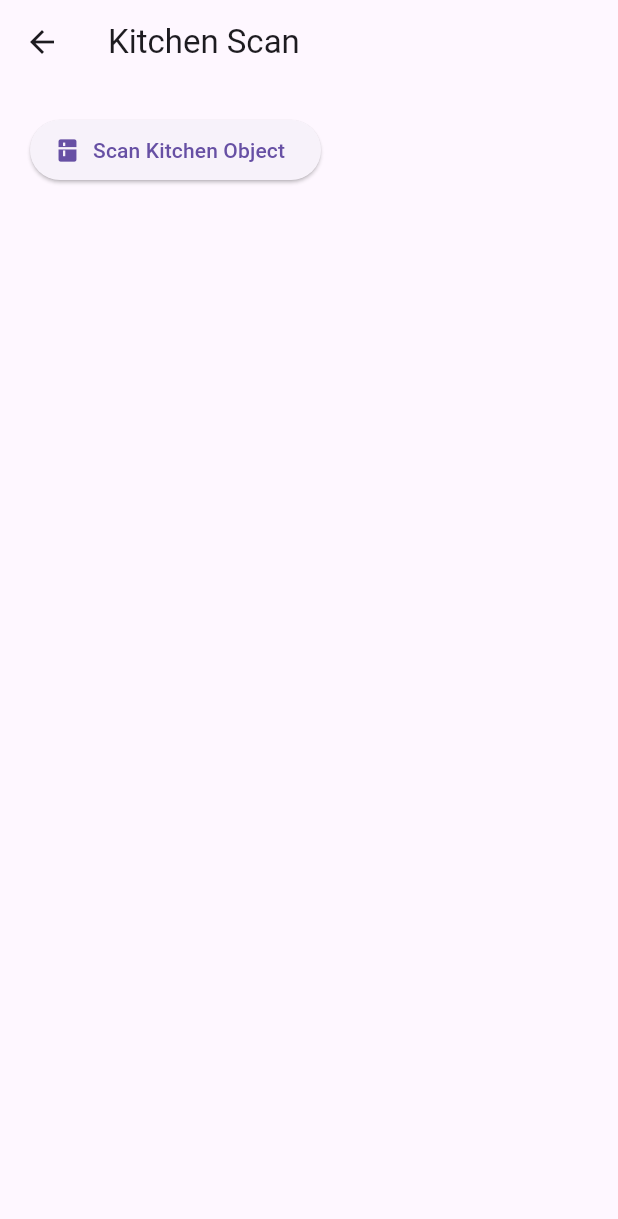
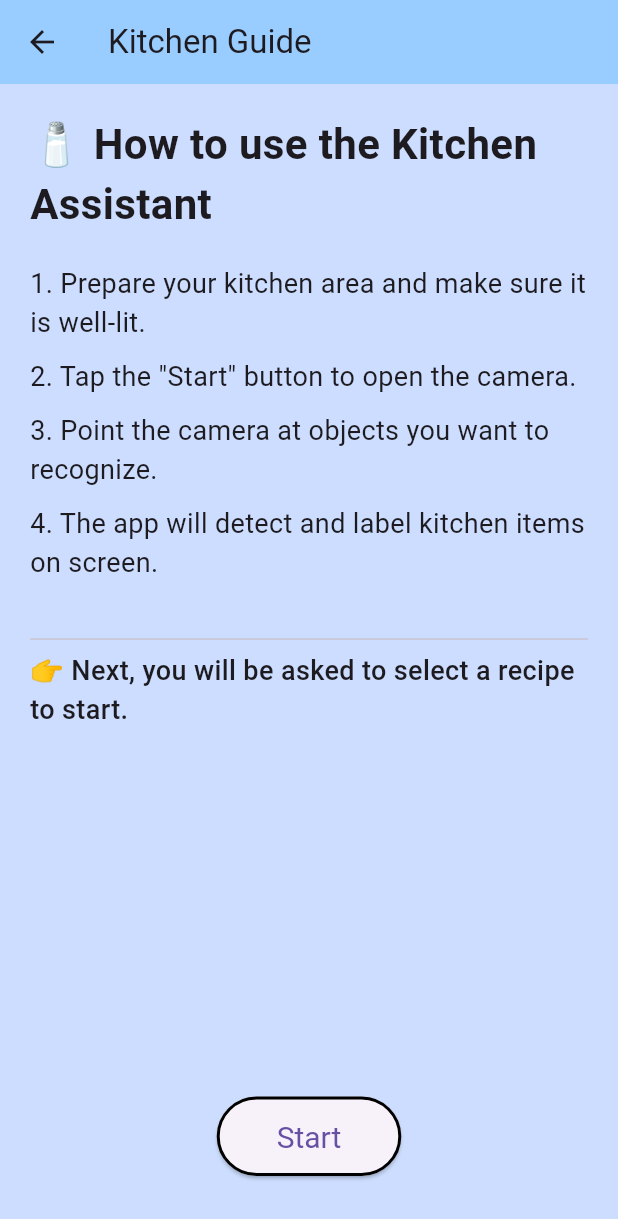
Before and after one commit to lowvisioncapstone/Spring25, a Flutter app: the screen it shows after launch, after a tap on "Kitchen Assistant", on a phone screen of 412 x 824 dp. Shown: the top 1219 px of the screen. Run offline on Flutter 3.47's test engine with Material 3 defaults, Android fonts, the light colour scheme and no system bars; our stand-ins replace flutter_tts, image_picker; network calls fail.

Commit message:
Yangs changes to add user functionality and salad option all to kitchen app part

```diff
--- /dev/null
+++ b/low_vision_app/lib/kitchen_instruction_page.dart
@@ -0,0 +1,75 @@
+import 'package:flutter/material.dart';
+import 'kitchen_recipe_select.dart';
+
+class KitchenInstructionPage extends StatelessWidget {
+  const KitchenInstructionPage({super.key});
+
+  @override
+  Widget build(BuildContext context) {
+    return Scaffold(
+      appBar: AppBar(
+        title: const Text('Kitchen Guide'),
+        backgroundColor: Color(0xFF99ccff),
+      ),
+      backgroundColor: Color(0xFFccddff),
+      body: Padding(
+        padding: const EdgeInsets.all(20),
+        child: Column(
+          crossAxisAlignment: CrossAxisAlignment.start,
+          children: [
+            const Text(
+              '🧂 How to use the Kitchen Assistant',
+              style: TextStyle(fontSize: 28, fontWeight: FontWeight.bold),
+            ),
+            const SizedBox(height: 20),
+            const Text(
+              '1. Prepare your kitchen area and make sure it is well-lit.',
+              style: TextStyle(fontSize: 18),
+            ),
+            const SizedBox(height: 10),
+            const Text(
+              '2. Tap the "Start" button to open the camera.',
+              style: TextStyle(fontSize: 18),
+            ),
+            const SizedBox(height: 10),
+            const Text(
+              '3. Point the camera at objects you want to recognize.',
+              style: TextStyle(fontSize: 18),
+            ),
+            const SizedBox(height: 10),
+            const Text(
+              '4. The app will detect and label kitchen items on screen.',
+              style: TextStyle(fontSize: 18),
+            ),
+            const SizedBox(height: 30),
+            const Divider(),
+            const Text(
+              '👉 Next, you will be asked to select a recipe to start.',
+              style: TextStyle(fontSize: 18, fontWeight: FontWeight.w500),
+            ),
+            const Spacer(),
+            Center(
+              child: ElevatedButton(
+                onPressed: () {
+                  Navigator.pushReplacement(
+                    context,
+                    MaterialPageRoute(
+                      builder: (_) => const KitchenRecipeSelectPage(),
+                    ),
+                  );
+                },
+                style: ElevatedButton.styleFrom(
+                  padding: const EdgeInsets.symmetric(horizontal: 40, vertical: 15),
+                  textStyle: const TextStyle(fontSize: 20),
+                  side: const BorderSide(color: Colors.black, width: 2),
+                ),
+                child: const Text('Start'),
+              ),
+            ),
+            const SizedBox(height: 20),
+          ],
+        ),
+      ),
+    );
+  }
+}
--- a/low_vision_app/lib/main.dart
+++ b/low_vision_app/lib/main.dart
@@ -1,7 +1,7 @@
 import 'package:flutter/material.dart';
 import 'menu_ocr_screen.dart';
 import 'kitchen_scan_screen.dart';
-
+import 'kitchen_instruction_page.dart';
 void main() {
   runApp(const MyApp());
 }
@@ -60,7 +60,7 @@ class ButtonScreen extends StatelessWidget {
                     Navigator.push(
                       context,
                       MaterialPageRoute(
-                        builder: (_) => const KitchenScanScreen(),
+                        builder: (_) => const KitchenInstructionPage(),
                       ),
                     );
                   },
```
Also changed, not shown: low_vision_app/lib/kitchen_recipe_select.dart (added, +48 -0 lines).
